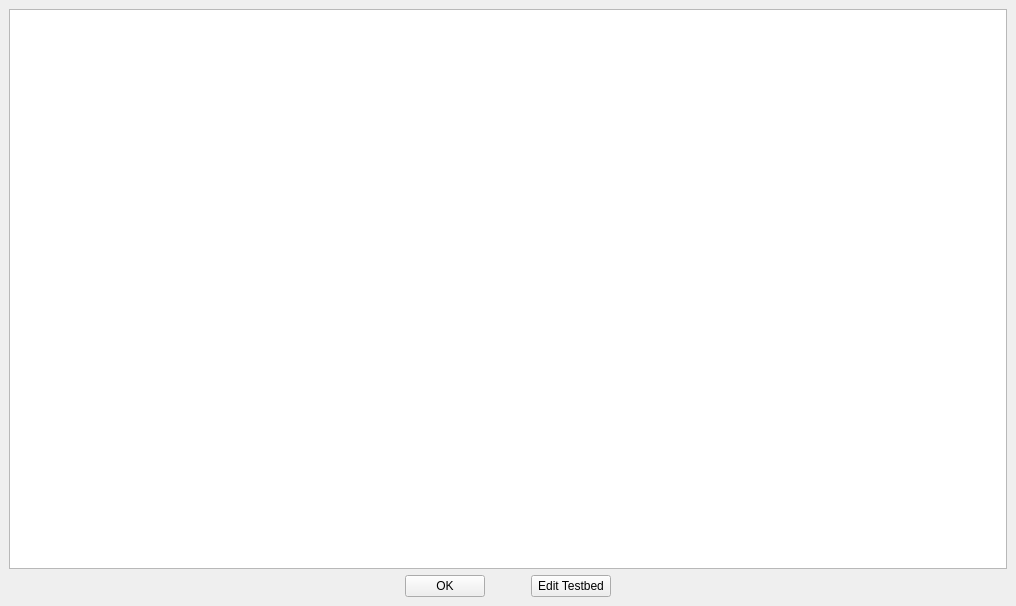
This is TestbedLog.ui in rmlockwood/FLExTrans as Qt 5 draws it before an edit. The edited form follows.
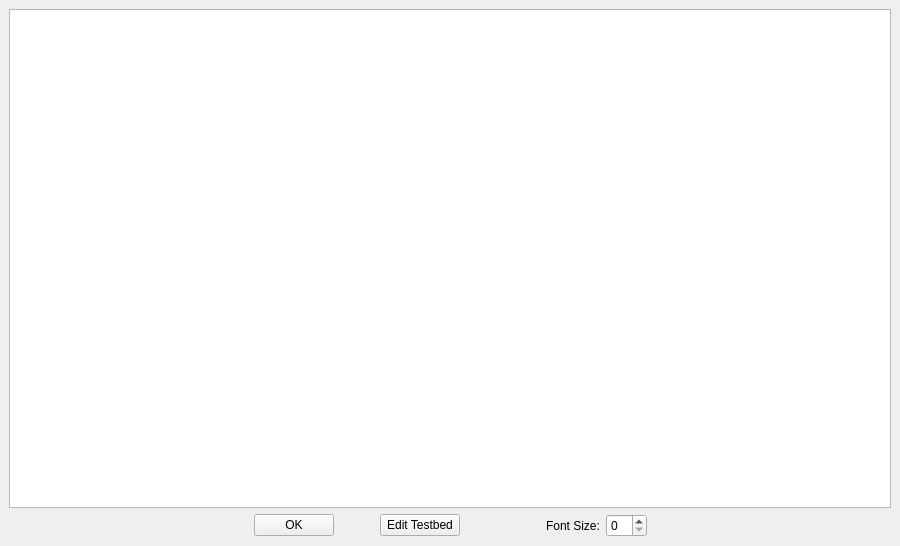
This is the edited form.

Commit message: support font size changing and bold header text

Patch:
```diff
--- a/TestbedLog.ui
+++ b/TestbedLog.ui
@@ -6,8 +6,8 @@
    <rect>
     <x>0</x>
     <y>0</y>
-    <width>1016</width>
-    <height>606</height>
+    <width>900</width>
+    <height>546</height>
    </rect>
   </property>
   <property name="windowTitle">
@@ -68,6 +68,32 @@
       </item>
       <item>
        <spacer name="horizontalSpacer_2">
+        <property name="orientation">
+         <enum>Qt::Horizontal</enum>
+        </property>
+        <property name="sizeType">
+         <enum>QSizePolicy::Fixed</enum>
+        </property>
+        <property name="sizeHint" stdset="0">
+         <size>
+          <width>80</width>
+          <height>20</height>
+         </size>
+        </property>
+       </spacer>
+      </item>
+      <item>
+       <widget class="QLabel" name="ZoomLabel">
+        <property name="text">
+         <string>Font Size:</string>
+        </property>
+       </widget>
+      </item>
+      <item>
+       <widget class="QSpinBox" name="fontSizeSpinBox"/>
+      </item>
+      <item>
+       <spacer name="horizontalSpacer_4">
         <property name="orientation">
          <enum>Qt::Horizontal</enum>
         </property>
```
The commit also changes 2 other files.
